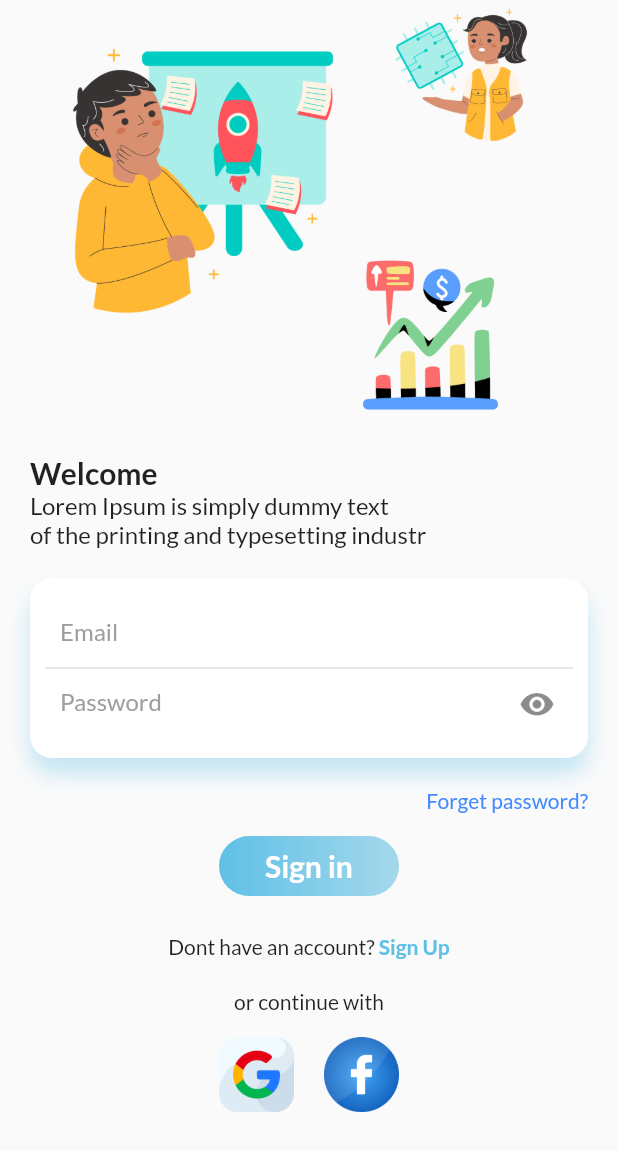
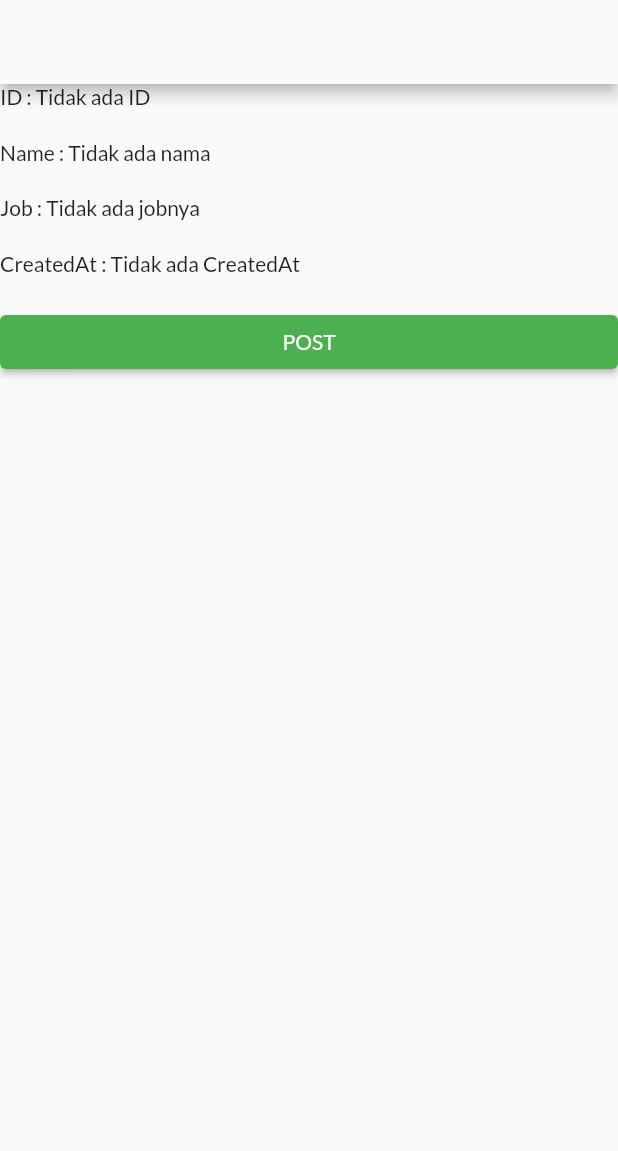
Before and after one commit to imjazzdev/page_with_animated, a Flutter app: the screen it shows after launch, on a phone screen of 412 x 824 dp. Shown: the top 1151 px of the screen. Run offline on Flutter 3.47's test engine with Material 2 defaults, Android fonts, the phone set to English and light mode, and no system bars; our stand-ins replace curved_navigation_bar, get, google_fonts, simple_animations.

Commit message:
second commit

```diff
--- a/lib/componen/httpstateful.dart
+++ b/lib/componen/httpstateful.dart
@@ -1,12 +1,23 @@
-// import 'package:http/http.dart' as http;
-// class HttpStateful {
-//   String? id, name, hobby, createdAt;
+import 'dart:convert';
 
-//   HttpStateful({this.id, this.name, this.hobby, this.createdAt});
+import 'package:http/http.dart' as http;
 
-//   connectAPI(String name, String hobby) {
-//     Uri url = 'https://reqres.in/api/users';
+class HttpStateful {
+  String? id, name, job, createdAt;
 
-//     http.post(url)
-//   }
-// }
+  HttpStateful({this.id, this.name, this.job, this.createdAt});
+
+  static Future<HttpStateful> connectAPI(String name, String job) async {
+    Uri url = Uri.parse("https://reqres.in/api/users");
+
+    var result = await http.post(url, body: {"name": name, "job": job});
+
+    var data = json.decode(result.body);
+
+    return HttpStateful(
+        id: data["id"],
+        name: data["name"],
+        job: data["job"],
+        createdAt: data["createdAt"]);
+  }
+}
--- a/lib/main.dart
+++ b/lib/main.dart
@@ -1,4 +1,5 @@
 import 'package:belajar/sceen/home_page.dart';
+import 'package:belajar/sceen/http_page.dart';
 import 'package:belajar/sceen/latihan_bloc.dart';
 import 'package:belajar/sceen/sign_page.dart';
 import 'package:flutter/material.dart';
@@ -34,7 +35,7 @@ class MyApp extends StatelessWidget {
           dividerColor: Colors.green[900]),
       title: 'Pandemic Activity',
       debugShowCheckedModeBanner: false,
-      home: SignPage(),
+      home: HttpPage(),
     );
   }
 }
--- /dev/null
+++ b/lib/sceen/http_page.dart
@@ -0,0 +1,53 @@
+import 'package:belajar/componen/httpstateful.dart';
+import 'package:flutter/material.dart';
+import 'package:flutter/src/foundation/key.dart';
+import 'package:flutter/src/widgets/framework.dart';
+
+class HttpPage extends StatefulWidget {
+  const HttpPage({Key? key}) : super(key: key);
+
+  @override
+  State<HttpPage> createState() => _HttpPageState();
+}
+
+class _HttpPageState extends State<HttpPage> {
+  @override
+  Widget build(BuildContext context) {
+    HttpStateful dataResponse = HttpStateful();
+
+    return Scaffold(
+      appBar: AppBar(),
+      body: Container(
+          child: ListView(
+        children: [
+          Text((dataResponse.id == null)
+              ? 'ID : Tidak ada ID'
+              : 'ID : ${dataResponse.id}'),
+          SizedBox(height: 20),
+          Text((dataResponse.name == null)
+              ? 'Name : Tidak ada nama'
+              : 'Name :  ${dataResponse.name}'),
+          SizedBox(height: 20),
+          Text((dataResponse.job == null)
+              ? 'Job : Tidak ada jobnya'
+              : 'Job :  ${dataResponse.job}'),
+          SizedBox(height: 20),
+          Text((dataResponse.createdAt == null)
+              ? 'CreatedAt : Tidak ada CreatedAt'
+              : 'CreatedAt :  ${dataResponse.createdAt}'),
+          SizedBox(height: 20),
+          ElevatedButton(
+              onPressed: () {
+                HttpStateful.connectAPI("Izaaz", "Dev").then((value) {
+                  setState(() {
+                    print(value.name);
+                    dataResponse = value;
+                  });
+                });
+              },
+              child: Text('POST'))
+        ],
+      )),
+    );
+  }
+}
```
Also changed, not shown: lib/sceen/latihan_bloc.dart (added, +82 -0 lines).
